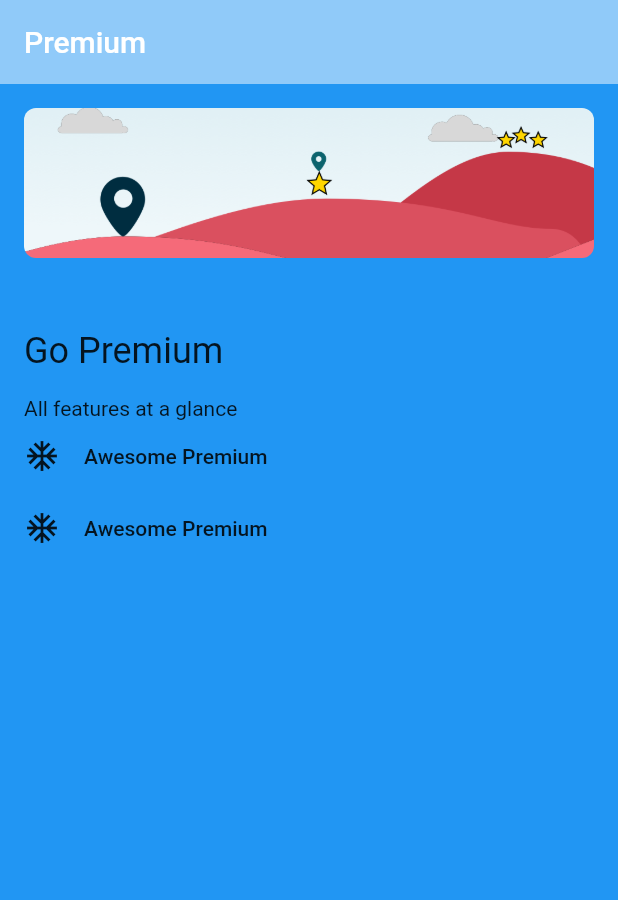
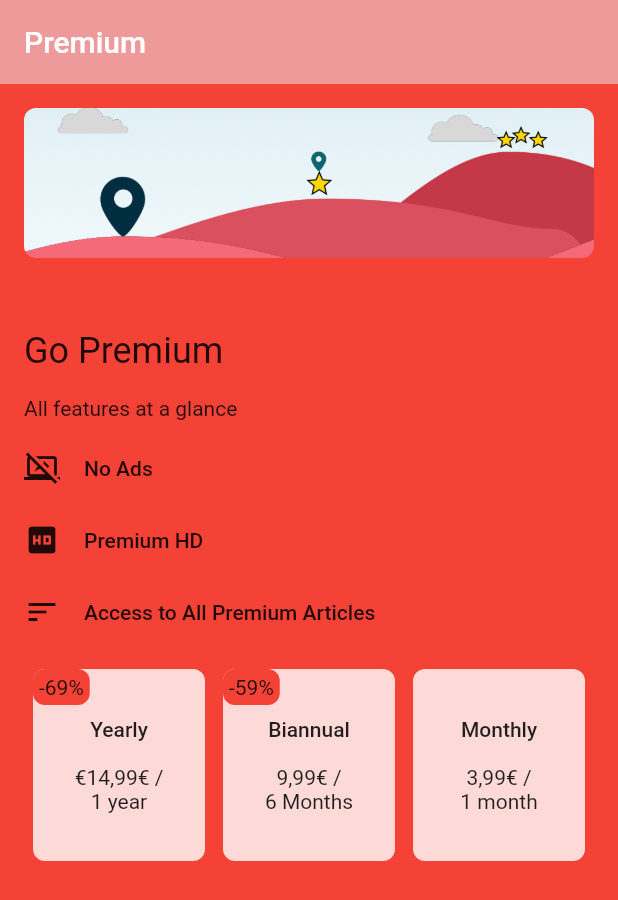
Before and after one commit to LinkFive/flutter-in_app_purchases_paywall, a Flutter app: the screen it shows after launch, on a phone screen of 412 x 824 dp. Shown: the top 900 px of the screen. Run offline on Flutter 3.47's test engine with Material 2 defaults, Android fonts, the phone set to English and light mode, and no system bars; missing offline and left inert: flutter_inappwebview.

Commit message:
add premium subscription boxes

```diff
--- a/example/lib/main.dart
+++ b/example/lib/main.dart
@@ -1,6 +1,7 @@
 import 'package:flutter/material.dart';
-import 'package:in_app_purchases_paywall_ui/paywall/model/name_and_url.dart';
+import 'package:in_app_purchases_paywall_ui/paywall/model/text_and_url.dart';
 import 'package:in_app_purchases_paywall_ui/paywall/model/icon_and_text.dart';
+import 'package:in_app_purchases_paywall_ui/paywall/model/subscription_data.dart';
 import 'package:in_app_purchases_paywall_ui/paywall/simple/simple_paywall.dart';
 
 void main() {
@@ -13,18 +14,22 @@ class MyApp extends StatelessWidget {
   Widget build(BuildContext context) {
     return MaterialApp(
       title: 'Flutter Demo',
-      theme: ThemeData(
-        // This is the theme of your application.
-        //
-        // Try running your application with "flutter run". You'll see the
-        // application has a blue toolbar. Then, without quitting the app, try
-        // changing the primarySwatch below to Colors.green and then invoke
-        // "hot reload" (press "r" in the console where you ran "flutter run",
-        // or simply save your changes to "hot reload" in a Flutter IDE).
-        // Notice that the counter didn't reset back to zero; the application
-        // is not restarted.
-        primarySwatch: Colors.blue,
-      ),
+      theme: ThemeData(primarySwatch: Colors.red, brightness: Brightness.light
+
+          /*
+        appBarTheme: AppBarTheme(backgroundColor: Colors.white),
+        brightness: Brightness.light,
+        iconTheme: IconThemeData(color: Colors.red),
+        backgroundColor: Colors.purple,
+        textTheme: TextTheme(
+          button: TextStyle(color: Colors.blueGrey),
+          headline5: TextStyle(color: Colors.amber),
+          bodyText1: TextStyle(color: Colors.green),
+          bodyText2: TextStyle(color: Colors.blue)
+        ),
+        primaryColor: Colors.cyan,
+        accentColor: Colors.yellowAccent*/
+          ),
       home: MyHomePage(title: 'Flutter Demo Home Page'),
     );
   }
@@ -86,18 +91,54 @@ class _MyHomePageState extends State<MyHomePage> {
       title: "Go Premium",
       subTitle: "All features at a glance",
       bulletPoints: [
-        IconAndText(
-            Icons.ac_unit,
-            "Awesome Premium"
-        ),
-        IconAndText(
-            Icons.ac_unit,
-            "Awesome Premium"
-        )
+        IconAndText(Icons.stop_screen_share_outlined, "No Ads"),
+        IconAndText(Icons.hd, "Premium HD"),
+        IconAndText(Icons.sort, "Access to All Premium Articles")
       ],
-      tosData: NameAndUrl("Terms of Servce", "https://www.linkfive.io/tos"),
-      ppData: NameAndUrl("Privacy Policy", "https://www.linkfive.io/privacy"),
-      onRestoreTap: (){print("restore");},
+      subscriptionListData: [
+        SubscriptionData(
+            durationTitle: "Yearly",
+            durationShort: "1 year",
+            price: "€14,99€",
+            dealPercentage: 69,
+            onTap: () {
+              print("click");
+            },
+            index: 0),
+        SubscriptionData(
+            durationTitle: "Biannual",
+            durationShort: "6 Months",
+            price: "9,99€",
+            dealPercentage: 59,
+            onTap: () {
+              print("click");
+            },
+            index: 1),
+        /*
+        SubscriptionData(
+            durationTitle: "Quarterly",
+            durationShort: "3 Months",
+            price: "€6,99",
+            dealPercentage: 42,
+            onTap: () {
+              print("click");
+            },
+            index: 2),*/
+        SubscriptionData(
+            durationTitle: "Monthly",
+            durationShort: "1 month",
+            price: "3,99€",
+            dealPercentage: 0,
+            onTap: () {
+              print("click");
+            },
+            index: 3)
+      ],
+      tosData: TextAndUrl("Terms of Servce", "https://www.linkfive.io/tos"),
+      ppData: TextAndUrl("Privacy Policy", "https://www.linkfive.io/privacy"),
+      onRestoreTap: () {
+        print("restore");
+      },
     );
   }
 }
--- a/packages/in_app_purchases_paywall_ui/lib/paywall/model/name_and_url.dart
+++ /dev/null
@@ -1,6 +0,0 @@
-class NameAndUrl {
-  final String name;
-  final String url;
-
-  NameAndUrl(this.name, this.url);
-}
--- /dev/null
+++ b/packages/in_app_purchases_paywall_ui/lib/paywall/model/subscription_data.dart
@@ -0,0 +1,19 @@
+
+import 'package:flutter/material.dart';
+
+class SubscriptionData {
+  int dealPercentage;
+  String durationTitle;
+  String durationShort;
+  String price;
+  int index;
+  VoidCallback? onTap;
+
+  SubscriptionData(
+      {required this.durationTitle,
+      required this.durationShort,
+      required this.price,
+      this.dealPercentage = 0,
+      this.index = 0,
+      this.onTap = null});
+}
--- /dev/null
+++ b/packages/in_app_purchases_paywall_ui/lib/paywall/model/text_and_url.dart
@@ -0,0 +1,6 @@
+class TextAndUrl {
+  final String name;
+  final String url;
+
+  TextAndUrl(this.name, this.url);
+}
--- a/packages/in_app_purchases_paywall_ui/lib/paywall/simple/simple_paywall.dart
+++ b/packages/in_app_purchases_paywall_ui/lib/paywall/simple/simple_paywall.dart
@@ -1,19 +1,22 @@
 import 'package:flutter/material.dart';
 import 'package:flutter_inappwebview/flutter_inappwebview.dart';
 import 'package:in_app_purchases_paywall_ui/paywall/model/icon_and_text.dart';
-import 'package:in_app_purchases_paywall_ui/paywall/model/name_and_url.dart';
+import 'package:in_app_purchases_paywall_ui/paywall/model/subscription_data.dart';
+import 'package:in_app_purchases_paywall_ui/paywall/model/text_and_url.dart';
+import 'package:in_app_purchases_paywall_ui/paywall/simple/subscription_row.dart';
 
 class SimplePayWall extends StatefulWidget {
   final ThemeData theme;
   final String? appBarTitle;
   final String? title;
   final String? subTitle;
-  final NameAndUrl? tosData;
-  final NameAndUrl? ppData;
+  final TextAndUrl? tosData;
+  final TextAndUrl? ppData;
   final Widget? headerContainer;
   final List<IconAndText>? bulletPoints;
   final String? restoreText;
   final Function? onRestoreTap;
+  List<SubscriptionData>? subscriptionListData;
 
   SimplePayWall(
       {required this.theme,
@@ -25,7 +28,11 @@ class SimplePayWall extends StatefulWidget {
       this.headerContainer,
       this.bulletPoints,
       this.restoreText,
-      this.onRestoreTap});
+      this.onRestoreTap,
+      List<SubscriptionData>? subscriptionListData}) {
+    this.subscriptionListData = subscriptionListData;
+    this.subscriptionListData?.sort((a, b) => a.index.compareTo(b.index));
+  }
 
   @override
   State<StatefulWidget> createState() => _SimplePayWallState();
@@ -65,7 +72,7 @@ class _SimplePayWallState extends State<SimplePayWall> {
               Container(
                 padding: EdgeInsets.all(8),
               ),
-              _LegalRow(widget.tosData, widget.ppData)
+              _LegalRow(widget.theme, widget.tosData, widget.ppData)
             ])));
   }
 
@@ -78,6 +85,10 @@ class _SimplePayWallState extends State<SimplePayWall> {
           margin: EdgeInsets.only(left: 16, right: 16),
           child: Text(widget.subTitle!, style: widget.theme.textTheme.bodyText2)));
     }
+
+    elements.add(Container(
+      padding: EdgeInsets.all(4),
+    ));
 
     elements.addAll(widget.bulletPoints
             ?.map<Widget>((bulletPoint) => Container(
@@ -103,14 +114,20 @@ class _SimplePayWallState extends State<SimplePayWall> {
             .toList(growable: false) ??
         []);
 
-    // PremiumPriceBoxes(),
+    elements.add(Container(
+      padding: EdgeInsets.all(4),
+    ));
+
+    if (widget.subscriptionListData != null) {
+      elements.add(SubscriptionRow(widget.subscriptionListData!, widget.theme));
+    }
     elements.add(MaterialButton(
       child: Text(
         widget.restoreText ?? "Restore purchase",
         style: TextStyle(color: widget.theme.primaryColor),
       ),
       onPressed: () {
-        if(widget.onRestoreTap != null) {
+        if (widget.onRestoreTap != null) {
           widget.onRestoreTap!();
         }
       },
@@ -121,10 +138,11 @@ class _SimplePayWallState extends State<SimplePayWall> {
 
 class _LegalRow extends StatelessWidget {
   final ChromeSafariBrowser browser = new ChromeSafariBrowser();
-  final NameAndUrl? tosData;
-  final NameAndUrl? ppData;
+  final ThemeData theme;
+  final TextAndUrl? tosData;
+  final TextAndUrl? ppData;
 
-  _LegalRow(this.tosData, this.ppData);
+  _LegalRow(this.theme, this.tosData, this.ppData);
 
   _onTapTos() async {
     await browser.open(
@@ -140,7 +158,7 @@ class _LegalRow extends StatelessWidget {
           onTap: _onTapTos,
           child: Text(
             tosData?.name ?? "Terms of Service",
-            style: TextStyle(decoration: TextDecoration.underline, color: Colors.blue, fontSize: 12),
+            style: TextStyle(decoration: TextDecoration.underline, color: theme.primaryColor, fontSize: 12),
           ),
         );
 
@@ -150,7 +168,7 @@ class _LegalRow extends StatelessWidget {
           onTap: _onTapTos,
           child: Text(
             ppData?.name ?? "Privacy Policy",
-            style: TextStyle(decoration: TextDecoration.underline, color: Colors.blue, fontSize: 12),
+            style: TextStyle(decoration: TextDecoration.underline, color: theme.primaryColor, fontSize: 12),
           ),
         );
 
--- /dev/null
+++ b/packages/in_app_purchases_paywall_ui/lib/paywall/simple/subscription_price_box.dart
@@ -0,0 +1,71 @@
+import 'package:flutter/material.dart';
+import 'package:in_app_purchases_paywall_ui/paywall/model/subscription_data.dart';
+
+class SubscriptionPriceBox extends StatelessWidget {
+  final SubscriptionData data;
+  final ThemeData theme;
+  final bool shouldBreakText;
+
+  SubscriptionPriceBox(this.data, this.theme, this.shouldBreakText);
+
+  @override
+  Widget build(BuildContext context) {
+    return Expanded(
+        flex: 1,
+        child: Container(
+          margin: EdgeInsets.all(4),
+          child: Ink(
+              decoration:
+                  BoxDecoration(borderRadius: BorderRadius.all(Radius.circular(8.0)), color: theme.primaryColor),
+              child: InkWell(
+                  onTap: data.onTap,
+                  child: Padding(
+                      padding: EdgeInsets.all(1),
+                      child: Container(
+                          margin: EdgeInsets.all(1),
+                          decoration: BoxDecoration(
+                              borderRadius: BorderRadius.all(Radius.circular(8.0)), color: Color(0xccffffff)),
+                          child: Stack(
+                            children: [
+                              Align(
+                                alignment: Alignment.center,
+                                child: Padding(
+                                  padding: EdgeInsets.fromLTRB(0, 32, 0, 32),
+                                  child: Column(
+                                    children: [
+                                      Text(
+                                        data.durationTitle,
+                                        style: theme.textTheme.button,
+                                      ),
+                                      Container(
+                                        padding: EdgeInsets.all(8),
+                                      ),
+                                      Padding(
+                                        padding: EdgeInsets.only(
+                                          left: 4,
+                                          right: 4,
+                                        ),
+                                        child: Text(
+                                          "${data.price} /${shouldBreakText?"\n":" "}${data.durationShort.replaceAll(" ", "\u{00A0}")}",
+                                          textAlign: TextAlign.center,
+                                        ),
+                                      )
+                                    ],
+                                  ),
+                                ),
+                              ),
+                              data.dealPercentage > 0
+                                  ? Container(
+                                      decoration: BoxDecoration(
+                                          borderRadius: BorderRadius.all(Radius.circular(8.0)),
+                                          color: theme.accentColor),
+                                      child: Padding(
+                                        padding: EdgeInsets.all(4),
+                                        child: Text("-${data.dealPercentage}%"),
+                                      ))
+                                  : Container(),
+                            ],
+                          ))))),
+        ));
+  }
+}
--- /dev/null
+++ b/packages/in_app_purchases_paywall_ui/lib/paywall/simple/subscription_row.dart
@@ -0,0 +1,32 @@
+import 'package:flutter/cupertino.dart';
+import 'package:flutter/material.dart';
+import 'package:in_app_purchases_paywall_ui/paywall/model/subscription_data.dart';
+import 'package:in_app_purchases_paywall_ui/paywall/simple/subscription_price_box.dart';
+
+class SubscriptionRow extends StatelessWidget {
+  final List<SubscriptionData> subscriptionListData;
+  final ThemeData theme;
+  bool shouldBreakText = false;
+  double padding = 16;
+
+  SubscriptionRow(this.subscriptionListData, this.theme){
+    if(subscriptionListData.length >= 3){
+      shouldBreakText = true;
+    }
+    if(subscriptionListData.length >= 4){
+      padding = 0;
+    }
+  }
+
+  @override
+  Widget build(BuildContext context) {
+    List<Widget> subscriptionList = subscriptionListData
+        .map((subscriptionData) => SubscriptionPriceBox(subscriptionData, theme, shouldBreakText))
+        .toList(growable: false);
+
+    return Padding(
+      padding: EdgeInsets.only(left: padding, right: padding),
+      child: Row(mainAxisAlignment: MainAxisAlignment.center, children: subscriptionList),
+    );
+  }
+}
```
Also changed, not shown: packages/in_app_purchases_paywall_ui/lib/paywall/simple/subscription_item.dart (deleted).
